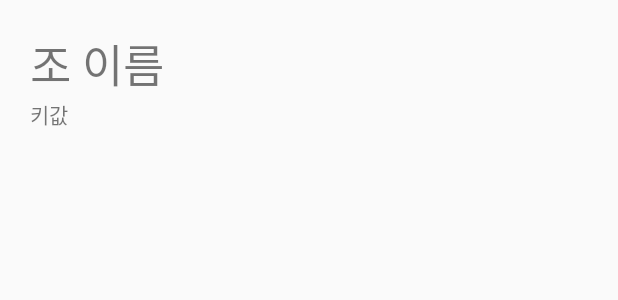
After one commit to seungba/androidCrolling_intent, an Android app: the layout list_layout.xml on its own in the app's theme, with its tools: preview values and no code run, on a phone screen of 412 x 824 dp. The commit adds this screen. Shown: the top 300 px of the screen. Run offline under Robolectric (Android 15) with nearby library versions, the phone set to English and light mode, and no system bars.

```diff
--- a/app/build.gradle
+++ b/app/build.gradle
@@ -23,7 +23,10 @@ dependencies {
     //noinspection GradleCompatible
     implementation 'com.android.support:appcompat-v7:27.1.1'
     implementation 'com.android.support.constraint:constraint-layout:1.1.0'
-    implementation 'com.google.firebase:firebase-database:11.8.0'
+    implementation 'com.google.firebase:firebase-core:16.0.0'
+    implementation 'com.google.firebase:firebase-database:16.0.1'
+    implementation 'com.android.support:recyclerview-v7:27.1.1'
+    implementation 'com.firebaseui:firebase-ui-database:3.2.2'
     testImplementation 'junit:junit:4.12'
     androidTestImplementation 'com.android.support.test:runner:1.0.2'
     androidTestImplementation 'com.android.support.test.espresso:espresso-core:3.0.2'
--- /dev/null
+++ b/app/src/main/res/layout/list_layout.xml
@@ -0,0 +1,24 @@
+<?xml version="1.0" encoding="utf-8"?>
+<RelativeLayout xmlns:android="http://schemas.android.com/apk/res/android"
+    android:layout_width="match_parent" android:layout_height="100dp">
+
+    <TextView
+        android:id="@+id/groupName"
+        android:layout_width="wrap_content"
+        android:layout_height="wrap_content"
+        android:textSize="30dp"
+        android:layout_alignParentStart="true"
+        android:layout_alignParentTop="true"
+        android:layout_marginStart="20dp"
+        android:layout_marginTop="20dp"
+        android:text="조 이름" />
+
+    <TextView
+        android:id="@+id/Key"
+        android:layout_width="wrap_content"
+        android:layout_height="wrap_content"
+        android:layout_alignStart="@+id/groupName"
+        android:layout_below="@+id/groupName"
+        android:text="키값" />
+
+</RelativeLayout>
--- a/build.gradle
+++ b/build.gradle
@@ -5,6 +5,7 @@ buildscript {
     repositories {
         google()
         jcenter()
+        mavenCentral()
     }
     dependencies {
         classpath 'com.android.tools.build:gradle:3.1.2'
@@ -12,7 +13,7 @@ buildscript {
         // NOTE: Do not place your application dependencies here; they belong
         // in the individual module build.gradle files
         // Add this line
-        classpath 'com.google.gms:google-services:3.2.0'
+        classpath 'com.google.gms:google-services:4.0.1'
     }
 }
 
```
Also changed, not shown: app/src/main/java/com/example/a0104/crolling/Firebase.java (+1 -23 lines), app/src/main/java/com/example/a0104/crolling/Group.java (added, +26 -0 lines), app/src/main/java/com/example/a0104/crolling/GroupActivity.java (+82 -28 lines), app/src/main/res/layout/activity_group.xml (+5 -5 lines).
